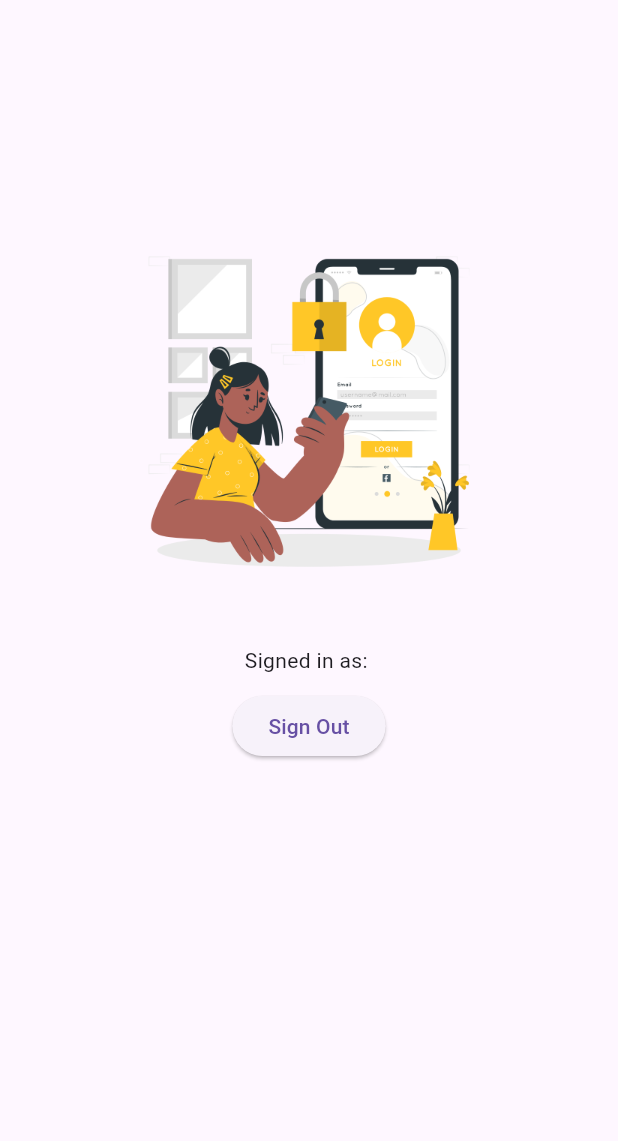
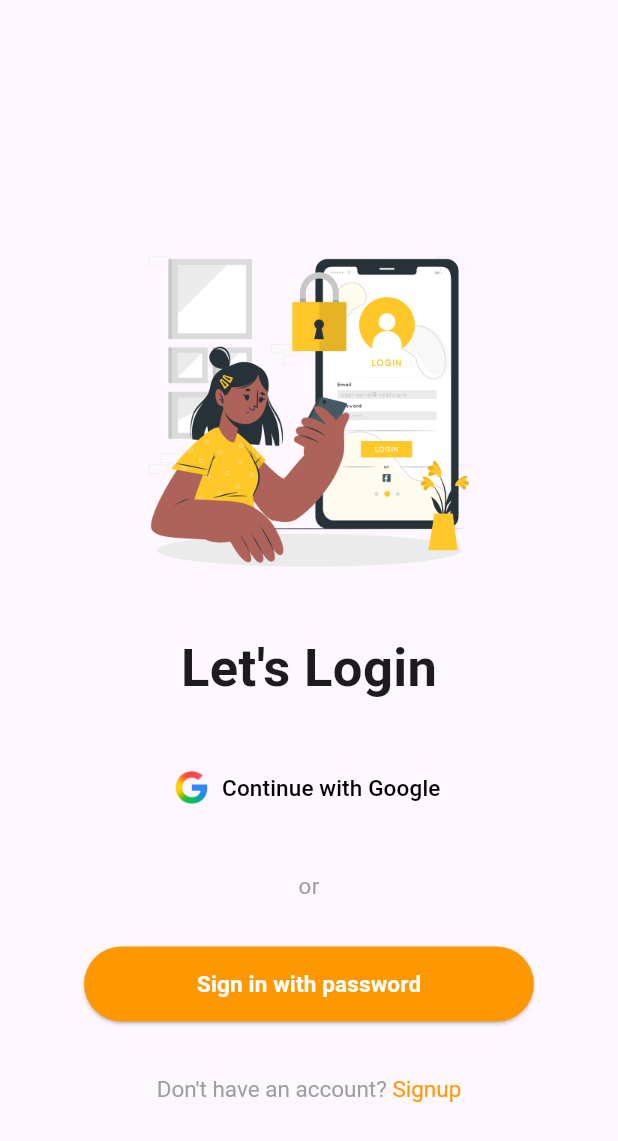
Before and after one commit to premkamothi/FreshCut-Barber-Booking-App, a Flutter app: the Signin screen opened directly, on a phone screen of 412 x 824 dp. Shown: the top 1141 px of the screen. Run offline on Flutter 3.47's test engine with Material 3 defaults, Android fonts, the phone set to English and light mode, and no system bars; our stand-ins replace firebase_auth, firebase_core, google_sign_in; accounts and stored records are empty.

Commit message:
Updated SignIn screen and fixed Google login

```diff
--- /dev/null
+++ b/lib/uiscreen/Login.dart
@@ -0,0 +1,21 @@
+import 'package:flutter/material.dart';
+
+class Login extends StatefulWidget {
+  const Login({super.key});
+
+  @override
+  State<Login> createState() => _LoginState();
+}
+
+class _LoginState extends State<Login> {
+
+  Widget build(BuildContext context) {
+    return Scaffold(
+      appBar: AppBar(
+        leading: IconButton(onPressed: () {
+          Navigator.pop(context);
+        }, icon: Icon(Icons.arrow_back)),
+      ),
+    );
+  }
+}
--- a/lib/uiscreen/SignIn.dart
+++ b/lib/uiscreen/SignIn.dart
@@ -1,6 +1,10 @@
 import 'package:firebase_auth/firebase_auth.dart';
 import 'package:flutter/material.dart';
 import 'package:google_sign_in/google_sign_in.dart';
+import 'package:project_sem7/uiscreen/Login.dart';
+import 'package:project_sem7/uiscreen/Signup.dart';
+
+import 'Home.dart';
 
 class Signin extends StatefulWidget {
   const Signin({super.key});
@@ -11,45 +15,35 @@ class Signin extends StatefulWidget {
 
 class _SigninState extends State<Signin> {
 
-  User? _user;
-
-  @override
-  void initState() {
-    super.initState();
-    _user = FirebaseAuth.instance.currentUser;
-  }
-
   Future<void> _signInWithGoogle() async {
     try {
       final GoogleSignIn googleSignIn = GoogleSignIn();
+
+      await googleSignIn.signOut();
+
       final GoogleSignInAccount? googleUser = await googleSignIn.signIn();
       if (googleUser == null) return; // User canceled
 
-      final GoogleSignInAuthentication googleAuth =
-      await googleUser.authentication;
+      final GoogleSignInAuthentication googleAuth = await googleUser.authentication;
 
       final credential = GoogleAuthProvider.credential(
         accessToken: googleAuth.accessToken,
         idToken: googleAuth.idToken,
       );
 
-      final userCredential =
       await FirebaseAuth.instance.signInWithCredential(credential);
 
-      setState(() {
-        _user = userCredential.user;
-      });
+      // ✅ Navigate to Home screen after successful sign-in
+      if (mounted) {
+        Navigator.pushReplacement(
+          context,
+          MaterialPageRoute(builder: (context) => const Home()),
+        );
+      }
     } catch (e) {
-      print("Sign-in error: $e");
+      print("Google sign-in error: $e");
+      // You can show a SnackBar or AlertDialog here
     }
-  }
-
-  Future<void> _signOut() async {
-    await FirebaseAuth.instance.signOut();
-    await GoogleSignIn().signOut();
-    setState(() {
-      _user = null;
-    });
   }
 
   @override
@@ -65,23 +59,37 @@ class _SigninState extends State<Signin> {
                 width: 250,
                 child: Image.asset("assets/images/signin.png"),
               ),
+              SizedBox(height: 20),
+              Text("Let's Login",style: TextStyle(fontSize: 35,fontWeight: FontWeight.bold),),
               const SizedBox(height: 30),
-              if (_user == null)
-                ElevatedButton(
-                  onPressed: _signInWithGoogle,
-                  child: const Text("Continue with Google"),
-                )
-              else
-                Column(
-                  children: [
-                    Text("Signed in as: ${_user!.displayName}"),
-                    const SizedBox(height: 10),
-                    ElevatedButton(
-                      onPressed: _signOut,
-                      child: const Text("Sign Out"),
-                    ),
-                  ],
-                ),
+              SizedBox(height: 50,width: 220,
+              child: TextButton(onPressed: _signInWithGoogle, child: Row(
+                children: [
+                  Image.asset("assets/images/google_logo.png",height: 40,width: 40,),
+                  Text("Continue with Google",style: TextStyle(color: Colors.black,fontSize: 15),),
+                ],
+              )),),
+              SizedBox(height: 30),
+              Text("or",style: TextStyle(color: Colors.grey,fontSize: 15),),
+              SizedBox(height: 30),
+              SizedBox(height: 50,width: 300,
+              child: ElevatedButton(onPressed: () {
+                Navigator.push(context, MaterialPageRoute(builder: (context) => Login()));
+              },
+                  style: ElevatedButton.styleFrom(
+                    backgroundColor: Colors.orange,
+                  ),
+                  child: Text("Sign in with password", style: TextStyle(color: Colors.white,fontWeight: FontWeight.bold,fontSize: 15),)),),
+              SizedBox(height: 20),
+              SizedBox(height: 50,width: 250,
+              child: TextButton(onPressed: () {
+                Navigator.push(context, MaterialPageRoute(builder: (context) => Signup()));
+              }, child: RichText(text: TextSpan(
+                children:[
+                  TextSpan(text: "Don't have an account?",style: TextStyle(color: Colors.grey,fontSize: 15)),
+                  TextSpan(text: " Signup",style: TextStyle(color: Colors.orange,fontSize: 15)),
+                ]
+              ))),)
             ],
           ),
         ),
```
Also changed, not shown: lib/uiscreen/Home.dart (added, +41 -0 lines), lib/uiscreen/Signup.dart (added, +102 -0 lines), assets/images/google_logo.png (added).
